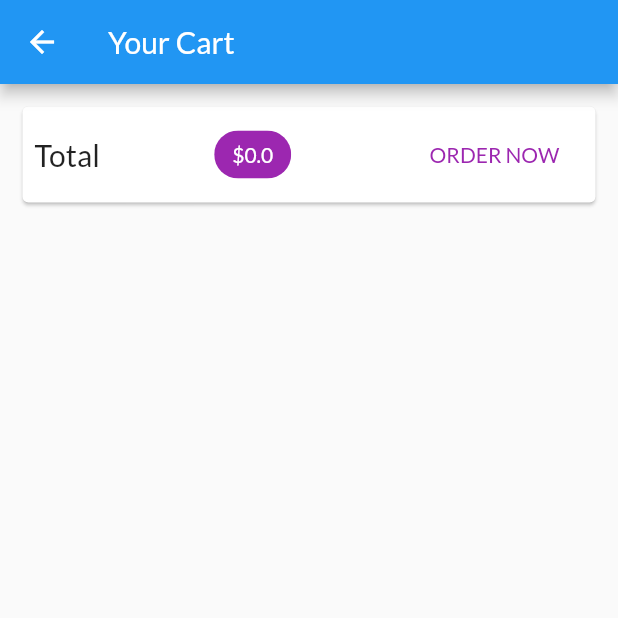
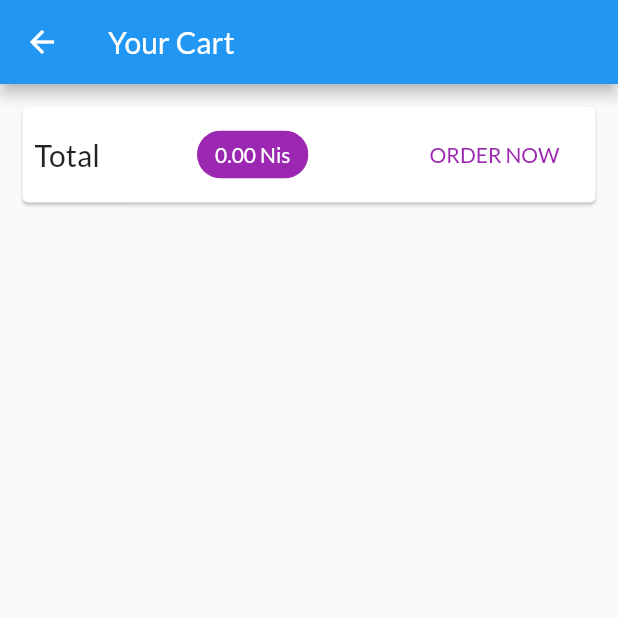
Before and after one commit to mnatour2/MyShop, a Flutter app: the CartScreen screen opened by its route, after a tap on "ORDER NOW", on a phone screen of 412 x 824 dp, the top half of it. Run offline on Flutter 3.47's test engine with Material 2 defaults, Android fonts, the phone set to English and light mode, and no system bars; network calls fail.

```diff
--- /dev/null
+++ b/lib/providers/orders.dart
@@ -0,0 +1,38 @@
+import 'package:flutter/foundation.dart';
+import 'package:flutter/material.dart';
+import './cart.dart';
+
+class OrderItem {
+  final String id;
+  final double amount;
+  final List<CartItem> products;
+  final DateTime dateTime;
+
+  OrderItem({
+    @required this.id,
+    @required this.amount,
+    @required this.products,
+    @required this.dateTime,
+  });
+}
+
+class Orders with ChangeNotifier {
+  List<OrderItem> _orders = [];
+
+  List<OrderItem> get orders {
+    return [..._orders];
+  }
+
+  void addOrder(List<CartItem> cartProducts, double total) {
+    _orders.insert(
+      0,
+      OrderItem(
+        id: DateTime.now().toString(),
+        amount: total,
+        products: cartProducts,
+        dateTime: DateTime.now(),
+      ),
+    );
+    notifyListeners();
+  }
+}
--- a/lib/screens/cart_screen.dart
+++ b/lib/screens/cart_screen.dart
@@ -1,6 +1,7 @@
 import 'package:flutter/material.dart';
 import 'package:provider/provider.dart';
 
+import '../providers/orders.dart';
 import '../providers/cart.dart' show Cart;
 import '../widgets/cart_item.dart';
 
@@ -29,7 +30,7 @@ class CartScreen extends StatelessWidget {
                   ),
                   Chip(
                     label: Text(
-                      '\$${cart.totalAmount}',
+                      '${cart.totalAmount.toStringAsFixed(2)} Nis',
                       style: TextStyle(
                         color:
                             Theme.of(context).primaryTextTheme.headline6.color,
@@ -39,7 +40,13 @@ class CartScreen extends StatelessWidget {
                   ),
                   FlatButton(
                     child: Text('ORDER NOW'),
-                    onPressed: () {},
+                    onPressed: () {
+                      Provider.of<Orders>(context, listen: false).addOrder(
+                        cart.items.values.toList(),
+                        cart.totalAmount,
+                      );
+                      cart.clear();
+                    },
                     textColor: Theme.of(context).primaryColor,
                   )
                 ],
--- /dev/null
+++ b/lib/screens/orders_screen.dart
@@ -0,0 +1,24 @@
+import 'package:flutter/material.dart';
+import 'package:provider/provider.dart';
+
+import '../providers/orders.dart' show Orders;
+import '../widgets/order_item.dart';
+import '../widgets/app_drawer.dart';
+
+class OrdersScreen extends StatelessWidget {
+  static const routeName = "/orders";
+  @override
+  Widget build(BuildContext context) {
+    final orderData = Provider.of<Orders>(context);
+    return Scaffold(
+      appBar: AppBar(
+        title: Text("Your Orders"),
+      ),
+      drawer: AppDrawer(),
+      body: ListView.builder(
+        itemCount: orderData.orders.length,
+        itemBuilder: (ctx, index) => OrderItem(orderData.orders[index]),
+      ),
+    );
+  }
+}
--- a/lib/screens/product_detail_screen.dart
+++ b/lib/screens/product_detail_screen.dart
@@ -31,7 +31,7 @@ class ProductDetailScreen extends StatelessWidget {
             ),
             SizedBox(height: 10),
             Text(
-              '\$${loadedProduct.price}',
+              '${loadedProduct.price} Nis',
               style: TextStyle(
                 color: Colors.grey,
                 fontSize: 20,
--- a/lib/screens/products_overview_screen.dart
+++ b/lib/screens/products_overview_screen.dart
@@ -3,6 +3,7 @@ import 'package:provider/provider.dart';
 
 import '../widgets/products_grid.dart';
 import '../widgets/badge.dart';
+import '../widgets/app_drawer.dart';
 import '../providers/cart.dart';
 import './cart_screen.dart';
 
@@ -65,6 +66,7 @@ class _ProductsOverviewScreenState extends State<ProductsOverviewScreen> {
           ),
         ],
       ),
+      drawer: AppDrawer(),
       body: ProductsGrid(_showOnlyFavorites),
     );
   }
--- /dev/null
+++ b/lib/widgets/order_item.dart
@@ -0,0 +1,79 @@
+import 'package:flutter/material.dart';
+import 'dart:math';
+import 'package:intl/intl.dart';
+
+import '../providers/orders.dart' as ord;
+
+class OrderItem extends StatefulWidget {
+  final ord.OrderItem order;
+
+  OrderItem(this.order);
+
+  @override
+  State<OrderItem> createState() => _OrderItemState();
+}
+
+class _OrderItemState extends State<OrderItem> {
+  var _expanded = false;
+
+  @override
+  Widget build(BuildContext context) {
+    return Card(
+      margin: EdgeInsets.all(10),
+      child: Column(
+        children: <Widget>[
+          ListTile(
+            title: Text("${widget.order.amount.toStringAsFixed(2)} Nis"),
+            subtitle: Text(
+              DateFormat("dd/MM/yyyy").format(widget.order.dateTime),
+            ),
+            trailing: IconButton(
+              icon: Icon(_expanded ? Icons.expand_less : Icons.expand_more),
+              onPressed: () {
+                setState(() {
+                  _expanded = !_expanded;
+                });
+              },
+            ),
+          ),
+          if (_expanded)
+            Container(
+              padding: EdgeInsets.symmetric(
+                horizontal: 15,
+                vertical: 4,
+              ),
+              height: min(
+                widget.order.products.length * 20.0 + 10,
+                100,
+              ),
+              child: ListView(
+                children: widget.order.products
+                    .map(
+                      (prod) => Row(
+                        mainAxisAlignment: MainAxisAlignment.spaceBetween,
+                        children: <Widget>[
+                          Text(
+                            prod.title,
+                            style: TextStyle(
+                              fontSize: 18,
+                              fontWeight: FontWeight.bold,
+                            ),
+                          ),
+                          Text(
+                            "${prod.quantity}x ${prod.price}",
+                            style: TextStyle(
+                              fontSize: 18,
+                              color: Colors.grey,
+                            ),
+                          ),
+                        ],
+                      ),
+                    )
+                    .toList(),
+              ),
+            )
+        ],
+      ),
+    );
+  }
+}
--- a/pubspec.yaml
+++ b/pubspec.yaml
@@ -24,6 +24,7 @@ dependencies:
   flutter:
     sdk: flutter
   provider: ^6.0.1
+  intl: ^0.17.0
 
 
   # The following adds the Cupertino Icons font to your application.
```
Also changed, not shown: lib/main.dart (+11 -0 lines), lib/providers/cart.dart (+25 -0 lines), lib/providers/products.dart (+25 -2 lines), lib/screens/edit_product_screen.dart (added, +268 -0 lines), lib/screens/user_products_screen.dart (added, +46 -0 lines), lib/widgets/app_drawer.dart (added, +46 -0 lines), lib/widgets/cart_item.dart (+25 -0 lines), lib/widgets/product_item.dart (+13 -0 lines), lib/widgets/user_product_item.dart (added, +51 -0 lines), pubspec.lock.
